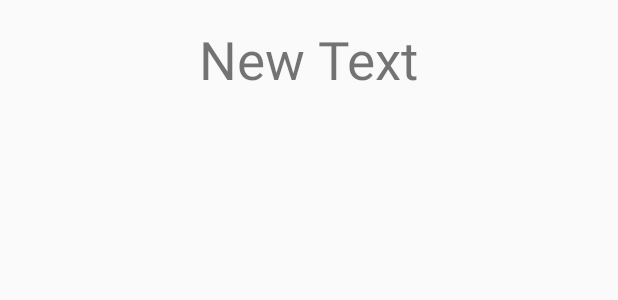
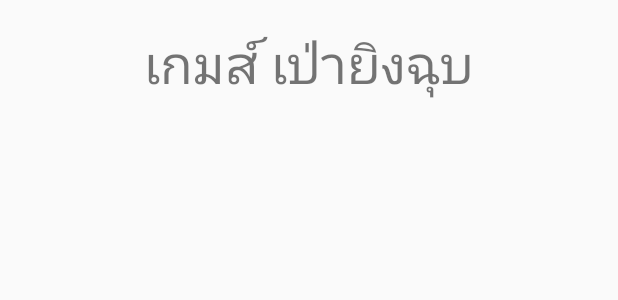
Before and after one commit to KittikonSuper/Paper-Rock, an Android app: the layout activity_main.xml on its own in the app's theme, with its tools: preview values and no code run, on a phone screen of 412 x 824 dp. Shown: the top 300 px of the screen. Run offline under Robolectric (Android 15) with nearby library versions, the light colour scheme and no system bars.

Commit message:
ไฟล์ String.xml จะทำหน้าที่ทุกอย่าง

```diff
--- a/app/src/main/res/layout/activity_main.xml
+++ b/app/src/main/res/layout/activity_main.xml
@@ -12,7 +12,7 @@
     <TextView
         android:layout_width="wrap_content"
         android:layout_height="wrap_content"
-        android:text="New Text"
+        android:text="@string/head"
         android:id="@+id/textView"
         android:textSize="@dimen/h1"
         android:layout_centerHorizontal="true" />
--- a/app/src/main/res/values/strings.xml
+++ b/app/src/main/res/values/strings.xml
@@ -1,3 +1,4 @@
 <resources>
     <string name="app_name">Game Paper Rock Scissors</string>
+    <string name="head">เกมส์ เป่ายิงฉุบ</string>
 </resources>
```
